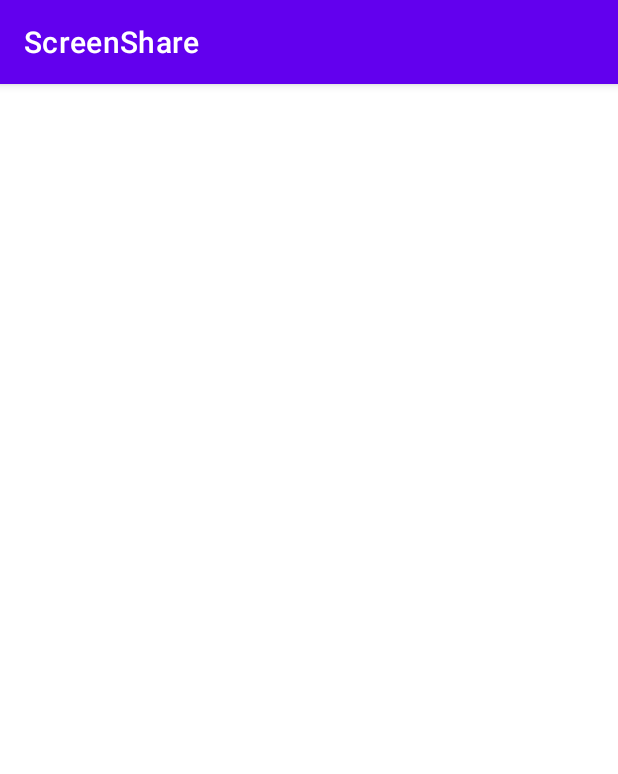
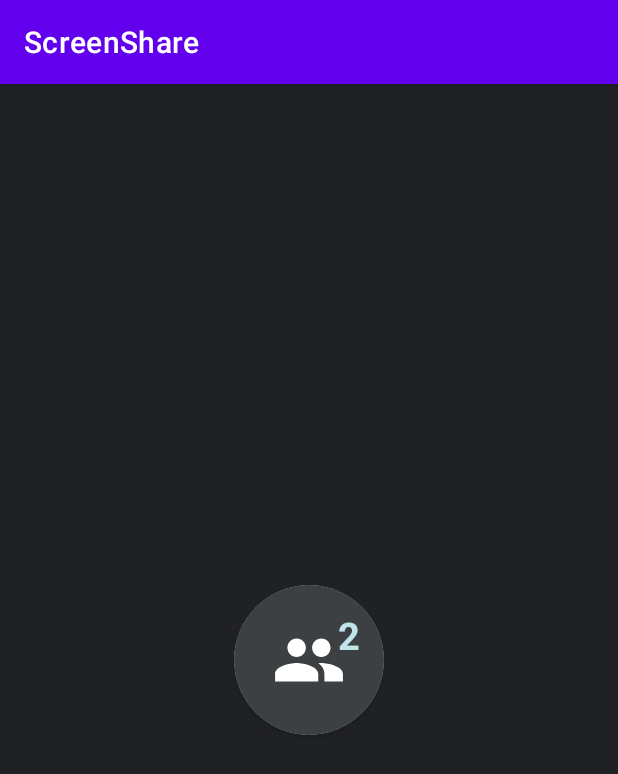
Before and after one commit to kabeersohail/ScreenShare, an Android app: the screen it shows after launch (MainActivity), on a phone screen of 412 x 824 dp. Shown: the top 774 px of the screen. Run offline under Robolectric (Android 15) with nearby library versions, the phone set to English and light mode, and no system bars; our stand-ins replace data binding.

Commit message:
participants count

```diff
--- a/app/src/main/res/drawable/ic_baseline_people_24.xml
+++ b/app/src/main/res/drawable/ic_baseline_people_24.xml
@@ -1,4 +1,4 @@
-<vector android:height="24dp" android:tint="#000000"
+<vector android:height="24dp" android:tint="#FFFFFF"
     android:viewportHeight="24" android:viewportWidth="24"
     android:width="24dp" xmlns:android="http://schemas.android.com/apk/res/android">
     <path android:fillColor="@android:color/white" android:pathData="M16,11c1.66,0 2.99,-1.34 2.99,-3S17.66,5 16,5c-1.66,0 -3,1.34 -3,3s1.34,3 3,3zM8,11c1.66,0 2.99,-1.34 2.99,-3S9.66,5 8,5C6.34,5 5,6.34 5,8s1.34,3 3,3zM8,13c-2.33,0 -7,1.17 -7,3.5L1,19h14v-2.5c0,-2.33 -4.67,-3.5 -7,-3.5zM16,13c-0.29,0 -0.62,0.02 -0.97,0.05 1.16,0.84 1.97,1.97 1.97,3.45L17,19h6v-2.5c0,-2.33 -4.67,-3.5 -7,-3.5z"/>
--- a/app/src/main/res/layout/fragment_launch.xml
+++ b/app/src/main/res/layout/fragment_launch.xml
@@ -8,9 +8,54 @@
 
     <androidx.constraintlayout.widget.ConstraintLayout
         android:layout_width="match_parent"
+        android:background="@color/background"
         android:layout_height="match_parent">
 
+        <androidx.cardview.widget.CardView
+            app:layout_constraintStart_toStartOf="parent"
+            app:layout_constraintEnd_toEndOf="parent"
+            app:layout_constraintTop_toTopOf="parent"
+            app:layout_constraintBottom_toBottomOf="parent"
+            android:layout_width="wrap_content"
+            android:layout_margin="50dp"
+            android:layout_height="wrap_content"
+            app:cardCornerRadius="150dp"
+            android:elevation="10dp">
 
+            <androidx.constraintlayout.widget.ConstraintLayout
+                android:layout_width="match_parent"
+                android:layout_height="match_parent">
+
+                <ImageView
+                    app:layout_constraintStart_toStartOf="parent"
+                    app:layout_constraintEnd_toEndOf="parent"
+                    app:layout_constraintTop_toTopOf="parent"
+                    app:layout_constraintBottom_toBottomOf="parent"
+                    android:id="@+id/roundedImageView"
+                    android:layout_width="100dp"
+                    android:layout_height="100dp"
+                    android:padding="25dp"
+                    android:background="@color/on_background"
+                    android:src="@drawable/ic_baseline_people_24"
+                    android:scaleType="centerCrop"
+                    />
+
+                <TextView
+                    android:layout_width="wrap_content"
+                    android:layout_height="wrap_content"
+                    android:layout_marginTop="16dp"
+                    android:layout_marginEnd="16dp"
+                    android:scaleType="centerCrop"
+                    android:textStyle="bold"
+                    android:text="2"
+                    android:textColor="#C1E3EA"
+                    android:textSize="25sp"
+                    app:layout_constraintEnd_toEndOf="parent"
+                    app:layout_constraintTop_toTopOf="parent" />
+
+            </androidx.constraintlayout.widget.ConstraintLayout>
+
+        </androidx.cardview.widget.CardView>
 
     </androidx.constraintlayout.widget.ConstraintLayout>
 
--- a/app/src/main/res/values/colors.xml
+++ b/app/src/main/res/values/colors.xml
@@ -7,4 +7,6 @@
     <color name="teal_700">#FF018786</color>
     <color name="black">#FF000000</color>
     <color name="white">#FFFFFFFF</color>
+    <color name="background">#202124</color>
+    <color name="on_background">#3c4042</color>
 </resources>
```
